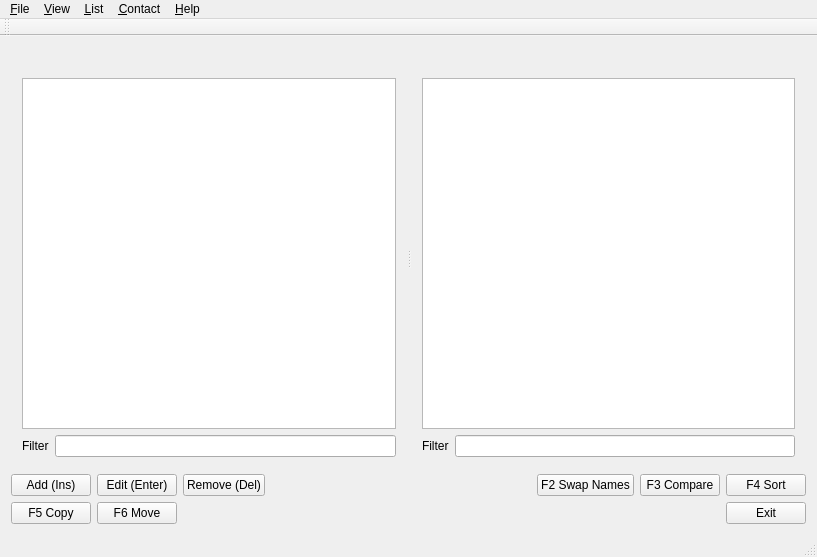
Qt form app/mainwindow.ui (DarkHobbit/doublecontact) before a commit.
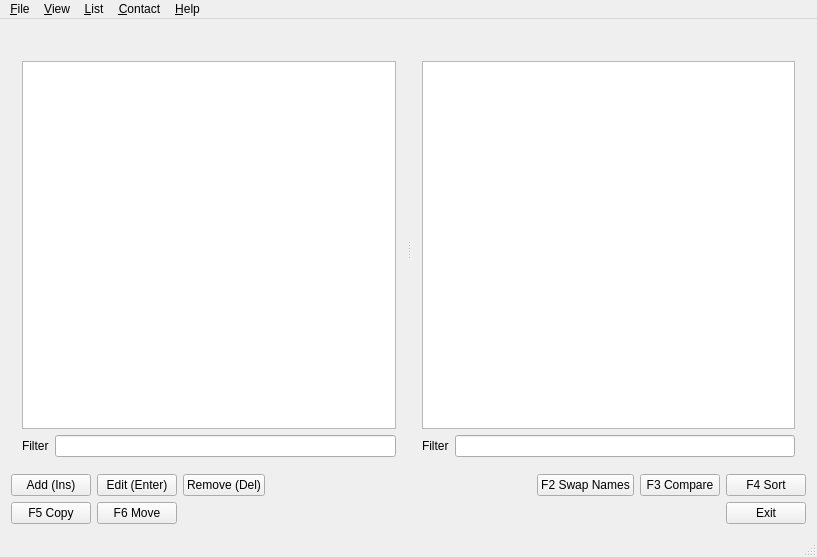
The same form after that commit. Icons and pictures are not drawn.

What changed in the file:
```diff
--- a/app/mainwindow.ui
+++ b/app/mainwindow.ui
@@ -321,14 +321,6 @@
    <addaction name="menu_Contact"/>
    <addaction name="menu_Help"/>
   </widget>
-  <widget class="QToolBar" name="mainToolBar">
-   <attribute name="toolBarArea">
-    <enum>TopToolBarArea</enum>
-   </attribute>
-   <attribute name="toolBarBreak">
-    <bool>false</bool>
-   </attribute>
-  </widget>
   <widget class="QStatusBar" name="statusBar"/>
   <action name="action_OpenFile">
    <property name="text">
```
